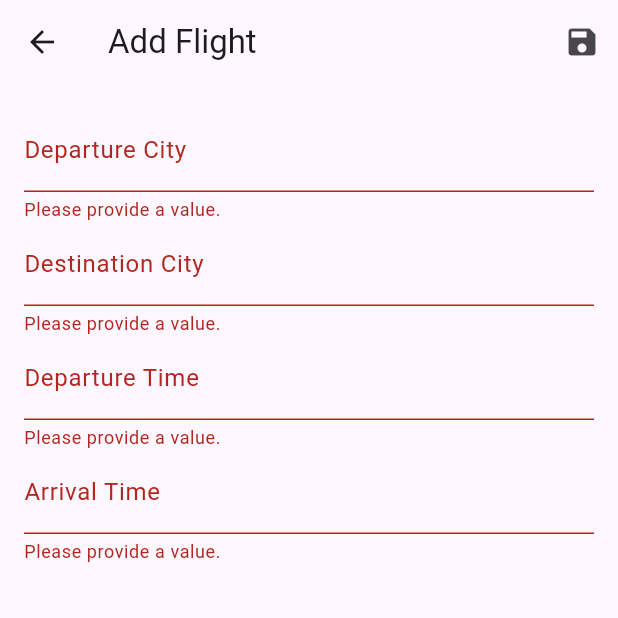
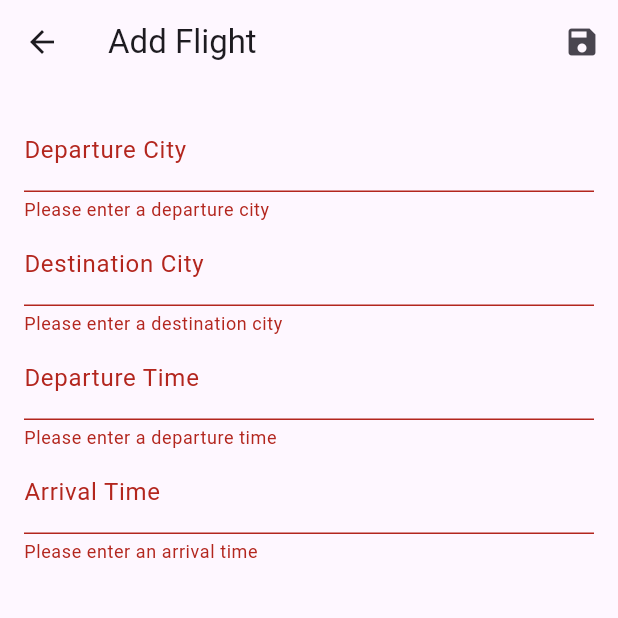
Before and after one commit to ideniska/CST2335_Final_Project, a Flutter app: the FlightFormScreen screen opened directly, after a tap on the "save" icon, on a phone screen of 412 x 824 dp, the top half of it. Run offline on Flutter 3.47's test engine with Material 3 defaults, Android fonts, the phone set to English and light mode, and no system bars; our stand-ins replace shared_preferences, sqflite; accounts and stored records are empty.

Commit message:
added the language functionality, joined database helper and flight_database in one file

```diff
--- a/assets/translations/en.json
+++ b/assets/translations/en.json
@@ -2,6 +2,7 @@
   "mainMenu": "Main Menu",
   "goToAirplaneApp": "Go to Airplane App",
   "goToCustomerApp": "Go to Customer App",
+  "goToFlightListApp": "Go to Flight List App",
   "buttonPlaceholder": "Button {0} (Placeholder)",
   "airplanes": "Airplanes",
   "customers": "Customers",
@@ -37,5 +38,18 @@
   "pleaseEnterFirstName": "Please enter a first name",
   "pleaseEnterLastName": "Please enter a last name",
   "pleaseEnterAddress": "Please enter an address",
-  "pleaseEnterBirthday": "Please enter a birthday"
+  "pleaseEnterBirthday": "Please enter a birthday",
+  "flights": "Flights",
+  "addFlight": "Add Flight",
+  "editFlight": "Edit Flight",
+  "departureCity": "Departure City",
+  "destinationCity": "Destination City",
+  "departureTime": "Departure Time",
+  "arrivalTime": "Arrival Time",
+  "pleaseEnterDepartureCity": "Please enter a departure city",
+  "pleaseEnterDestinationCity": "Please enter a destination city",
+  "pleaseEnterDepartureTime": "Please enter a departure time",
+  "pleaseEnterArrivalTime": "Please enter an arrival time",
+  "errorLoadingFlights": "Error loading flights",
+  "flightRemoved": "Flight removed"
 }
--- a/lib/screens/flight_form_screen.dart
+++ b/lib/screens/flight_form_screen.dart
@@ -2,6 +2,7 @@ import 'package:flutter/material.dart';
 import 'package:provider/provider.dart';
 import '../models/flight.dart';
 import '../providers/flight_provider.dart';
+import '../l10n/app_localizations.dart';
 
 class FlightFormScreen extends StatefulWidget {
   final Flight? flight;
@@ -33,6 +34,7 @@ class _FlightFormScreenState extends State<FlightFormScreen> {
   }
 
   void _saveForm() {
+    final localizations = AppLocalizations.of(context);
     if (_formKey.currentState!.validate()) {
       _formKey.currentState!.save();
       final flight = Flight(
@@ -53,9 +55,10 @@ class _FlightFormScreenState extends State<FlightFormScreen> {
 
   @override
   Widget build(BuildContext context) {
+    final localizations = AppLocalizations.of(context)!;
     return Scaffold(
       appBar: AppBar(
-        title: Text(widget.flight == null ? 'Add Flight' : 'Edit Flight'),
+        title: Text(widget.flight == null ? localizations.translate('addFlight') ?? 'Add Flight' : localizations.translate('editFlight') ?? 'Edit Flight'),
         actions: [
           IconButton(
             icon: Icon(Icons.save),
@@ -71,11 +74,11 @@ class _FlightFormScreenState extends State<FlightFormScreen> {
             children: [
               TextFormField(
                 initialValue: _flightData['departureCity'],
-                decoration: InputDecoration(labelText: 'Departure City'),
+                decoration: InputDecoration(labelText: localizations.translate('departureCity') ?? 'Departure City'),
                 textInputAction: TextInputAction.next,
                 validator: (value) {
                   if (value!.isEmpty) {
-                    return 'Please provide a value.';
+                    return localizations.translate('pleaseEnterDepartureCity') ?? 'Please provide a value.';
                   }
                   return null;
                 },
@@ -85,11 +88,11 @@ class _FlightFormScreenState extends State<FlightFormScreen> {
               ),
               TextFormField(
                 initialValue: _flightData['destinationCity'],
-                decoration: InputDecoration(labelText: 'Destination City'),
+                decoration: InputDecoration(labelText: localizations.translate('destinationCity') ?? 'Destination City'),
                 textInputAction: TextInputAction.next,
                 validator: (value) {
                   if (value!.isEmpty) {
-                    return 'Please provide a value.';
+                    return localizations.translate('pleaseEnterDestinationCity') ?? 'Please provide a value.';
                   }
                   return null;
                 },
@@ -99,11 +102,11 @@ class _FlightFormScreenState extends State<FlightFormScreen> {
               ),
               TextFormField(
                 initialValue: _flightData['departureTime'],
-                decoration: InputDecoration(labelText: 'Departure Time'),
+                decoration: InputDecoration(labelText: localizations.translate('departureTime') ?? 'Departure Time'),
                 textInputAction: TextInputAction.next,
                 validator: (value) {
                   if (value!.isEmpty) {
-                    return 'Please provide a value.';
+                    return localizations.translate('pleaseEnterDepartureTime') ?? 'Please provide a value.';
                   }
                   return null;
                 },
@@ -113,11 +116,11 @@ class _FlightFormScreenState extends State<FlightFormScreen> {
               ),
               TextFormField(
                 initialValue: _flightData['arrivalTime'],
-                decoration: InputDecoration(labelText: 'Arrival Time'),
+                decoration: InputDecoration(labelText: localizations.translate('arrivalTime') ?? 'Arrival Time'),
                 textInputAction: TextInputAction.done,
                 validator: (value) {
                   if (value!.isEmpty) {
-                    return 'Please provide a value.';
+                    return localizations.translate('pleaseEnterArrivalTime') ?? 'Please provide a value.';
                   }
                   return null;
                 },
```
Also changed, not shown: assets/translations/es.json (+15 -1 lines), assets/translations/ru.json (+15 -1 lines), lib/helpers/database_helper.dart (+28 -0 lines), lib/helpers/flights_database_helper.dart (deleted, +0 -72 lines), lib/providers/flight_provider.dart (+7 -6 lines), lib/screens/flight_list_screen.dart (+7 -2 lines).
